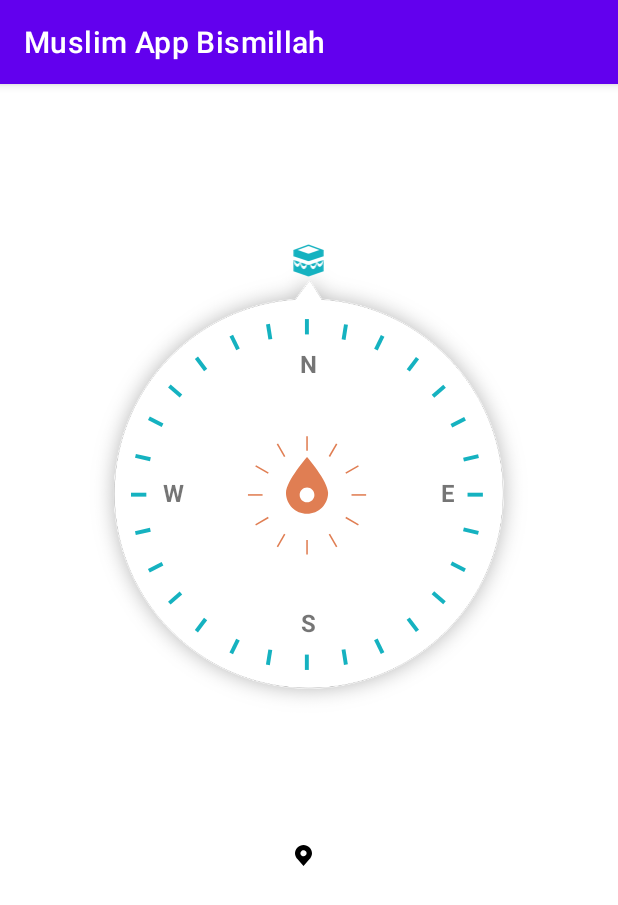
After one commit to Dokito555/Muslim_App_Bismillah, an Android app: the QiblaActivity screen opened directly, with no data from a screen before it, on a phone screen of 412 x 824 dp. The commit adds this screen. Shown: the top 905 px of the screen. Run offline under Robolectric (Android 15) with nearby library versions, the phone set to English and light mode, and no system bars; our stand-ins replace data binding.

Commit message:
compass layout

```diff
--- a/app/src/main/java/blue/umbrella/muslimappbismillah/MainActivity.kt
+++ b/app/src/main/java/blue/umbrella/muslimappbismillah/ui/MainActivity.kt
@@ -1,7 +1,8 @@
-package blue.umbrella.muslimappbismillah
+package blue.umbrella.muslimappbismillah.ui
 
 import androidx.appcompat.app.AppCompatActivity
 import android.os.Bundle
+import blue.umbrella.muslimappbismillah.R
 
 class MainActivity : AppCompatActivity() {
     override fun onCreate(savedInstanceState: Bundle?) {
--- /dev/null
+++ b/app/src/main/java/blue/umbrella/muslimappbismillah/ui/QiblaActivity.kt
@@ -0,0 +1,12 @@
+package blue.umbrella.muslimappbismillah.ui
+
+import androidx.appcompat.app.AppCompatActivity
+import android.os.Bundle
+import blue.umbrella.muslimappbismillah.R
+
+class QiblaActivity : AppCompatActivity() {
+    override fun onCreate(savedInstanceState: Bundle?) {
+        super.onCreate(savedInstanceState)
+        setContentView(R.layout.activity_qibla)
+    }
+}
--- a/app/src/main/java/blue/umbrella/muslimappbismillah/SplashActivity.kt
+++ b/app/src/main/java/blue/umbrella/muslimappbismillah/ui/SplashActivity.kt
@@ -1,10 +1,10 @@
-package blue.umbrella.muslimappbismillah
+package blue.umbrella.muslimappbismillah.ui
 
 import android.content.Intent
 import androidx.appcompat.app.AppCompatActivity
 import android.os.Bundle
 import android.os.Handler
-import androidx.appcompat.app.ActionBar
+import blue.umbrella.muslimappbismillah.R
 
 class SplashActivity : AppCompatActivity() {
     override fun onCreate(savedInstanceState: Bundle?) {
--- /dev/null
+++ b/app/src/main/res/drawable-v24/ic_caaba.xml
@@ -0,0 +1,9 @@
+<vector android:height="31.058823dp" android:viewportHeight="792"
+    android:viewportWidth="612" android:width="24dp" xmlns:android="http://schemas.android.com/apk/res/android">
+    <path android:fillColor="@color/color_primary" android:pathData="M398.466,494.142c19.891,-7.027 35.914,-31.914 43.738,-63.67l-95.334,32.08C359.001,488.128 378.187,501.304 398.466,494.142z"/>
+    <path android:fillColor="@color/color_primary" android:pathData="M513.403,453.972c19.559,-6.914 35.371,-31.068 43.342,-62.039l-94.291,31.729C474.585,448.405 493.497,461.017 513.403,453.972z"/>
+    <path android:fillColor="@color/color_primary" android:pathData="M213.567,494.142c20.252,7.162 39.457,-6.014 51.574,-31.594l-95.34,-32.082C177.632,462.222 193.663,487.118 213.567,494.142z"/>
+    <path android:fillColor="@color/color_primary" android:pathData="M98.589,453.972c19.949,7.045 38.832,-5.566 50.973,-30.314l-94.291,-31.73C63.224,422.897 79.036,447.058 98.589,453.972z"/>
+    <path android:fillColor="@color/color_primary" android:pathData="M514.614,506.491c-30.715,10.857 -59.119,-24.125 -64.695,-78.611l-0.656,0.223c2.713,55.324 -18.967,107.732 -49.586,118.563c-31.002,10.953 -59.617,-24.748 -64.84,-80.059l-28.824,9.695l-28.816,-9.695c-5.223,55.311 -33.852,91.006 -64.83,80.055c-30.66,-10.832 -52.344,-63.248 -49.619,-118.572l-0.66,-0.221c-5.576,54.492 -33.979,89.477 -64.701,78.619c-30.332,-10.732 -51.885,-62.32 -49.631,-117.096l-8.852,-2.977v199.896l267.113,89.904l267.113,-89.904V386.415l-8.852,2.977C566.528,444.167 544.97,495.755 514.614,506.491z"/>
+    <path android:fillColor="@color/color_primary" android:pathData="M38.718,212.884l0.176,0.059V320.81l267.115,89.906L573.12,320.81V212.938l0.158,-0.055l-267.27,-97.102L38.718,212.884zM306.013,276.831L113.22,211.989l192.793,-70.041l192.779,70.041L306.013,276.831z"/>
+</vector>
--- /dev/null
+++ b/app/src/main/res/drawable-v24/ic_compass_arrow.xml
@@ -0,0 +1,4 @@
+<vector android:height="200dp" android:viewportHeight="595.28"
+    android:viewportWidth="595.28" android:width="200dp" xmlns:android="http://schemas.android.com/apk/res/android">
+    <path android:fillColor="#E07E53" android:pathData="M294.917,247.434c0,0 -29.281,33.58 -29.281,49.751c0,16.172 13.109,29.281 29.281,29.281s29.281,-13.109 29.281,-29.281C324.198,281.014 294.917,247.434 294.917,247.434zM294.917,310.586c-5.661,0 -10.25,-4.589 -10.25,-10.25c0,-5.66 4.589,-10.25 10.25,-10.25s10.25,4.589 10.25,10.25C305.167,305.997 300.578,310.586 294.917,310.586z"/>
+</vector>
--- /dev/null
+++ b/app/src/main/res/drawable-v24/ic_compass_titik.xml
@@ -0,0 +1,43 @@
+<vector android:height="200dp" android:viewportHeight="595.28"
+    android:viewportWidth="595.28" android:width="200dp" xmlns:android="http://schemas.android.com/apk/res/android">
+    <path android:fillColor="@color/color_primary" android:pathData="M518.148,297.243h21.331v5.461h-21.331z"/>
+    <path android:fillColor="@color/color_primary" android:pathData="M292,55.741h5.461v21.333h-5.461z"/>
+    <path android:fillColor="@color/color_primary" android:pathData="M346.378,62.763l5.395,0.854l-3.336,21.071l-5.395,-0.854z"/>
+    <path android:fillColor="@color/color_primary" android:pathData="M397.626,77.96l4.909,2.395l-9.352,19.174l-4.909,-2.395z"/>
+    <path android:fillColor="@color/color_primary" android:pathData="M446.366,108.324l4.362,3.287l-12.838,17.037l-4.362,-3.287z"/>
+    <path android:fillColor="@color/color_primary" android:pathData="M484.396,147.079l3.583,4.122l-16.099,13.994l-3.583,-4.122z"/>
+    <path android:fillColor="@color/color_primary" android:pathData="M513.432,191.904l2.479,4.866l-19.009,9.683l-2.479,-4.866z"/>
+    <path android:fillColor="@color/color_primary" android:pathData="M532.772,243.765l1.228,5.321l-20.786,4.795l-1.228,-5.321z"/>
+    <path android:fillColor="@color/color_primary" android:pathData="M291.911,522.391h5.461v21.334h-5.461z"/>
+    <path android:fillColor="@color/color_primary" android:pathData="M342.923,515.641l5.395,-0.854l3.336,21.071l-5.395,0.854z"/>
+    <path android:fillColor="@color/color_primary" android:pathData="M388.188,502.341l4.909,-2.395l9.352,19.174l-4.909,2.395z"/>
+    <path android:fillColor="@color/color_primary" android:pathData="M433.439,474.077l4.362,-3.287l12.838,17.037l-4.362,3.287z"/>
+    <path android:fillColor="@color/color_primary" android:pathData="M468.188,438.373l3.583,-4.122l16.099,13.994l-3.583,4.122z"/>
+    <path android:fillColor="@color/color_primary" android:pathData="M494.349,397.906l2.479,-4.866l19.009,9.683l-2.479,4.866z"/>
+    <path android:fillColor="@color/color_primary" android:pathData="M511.875,350.897l1.227,-5.32l20.786,4.795l-1.227,5.32z"/>
+    <path android:fillColor="@color/color_primary" android:pathData="M56.792,356.187l-1.227,-5.32l20.786,-4.795l1.227,5.32z"/>
+    <path android:fillColor="@color/color_primary" android:pathData="M50.071,297.242h21.331v5.461h-21.331z"/>
+    <path android:fillColor="@color/color_primary" android:pathData="M243.157,537.152l-5.395,-0.855l3.341,-21.071l5.395,0.855z"/>
+    <path android:fillColor="@color/color_primary" android:pathData="M191.93,521.98l-4.909,-2.395l9.352,-19.174l4.909,2.395z"/>
+    <path android:fillColor="@color/color_primary" android:pathData="M143.171,491.639l-4.362,-3.287l12.838,-17.037l4.362,3.287z"/>
+    <path android:fillColor="@color/color_primary" android:pathData="M105.167,452.852l-3.583,-4.121l16.1,-13.997l3.583,4.121z"/>
+    <path android:fillColor="@color/color_primary" android:pathData="M76.125,408.076l-2.478,-4.865l19.007,-9.683l2.478,4.865z"/>
+    <path android:fillColor="@color/color_primary" android:pathData="M77.667,248.086l-1.227,5.32l-20.786,-4.795l1.227,-5.32z"/>
+    <path android:fillColor="@color/color_primary" android:pathData="M246.607,83.356l-5.395,0.854l-3.336,-21.071l5.395,-0.854z"/>
+    <path android:fillColor="@color/color_primary" android:pathData="M201.368,96.65l-4.909,2.395l-9.352,-19.174l4.909,-2.395z"/>
+    <path android:fillColor="@color/color_primary" android:pathData="M156.099,124.891l-4.362,3.287l-12.838,-17.037l4.362,-3.287z"/>
+    <path android:fillColor="@color/color_primary" android:pathData="M121.342,160.615l-3.583,4.122l-16.099,-13.994l3.583,-4.122z"/>
+    <path android:fillColor="@color/color_primary" android:pathData="M95.227,201.078l-2.479,4.866l-19.009,-9.683l2.479,-4.866z"/>
+    <path android:fillColor="#E07E53" android:pathData="M293.833,218.574h2.167v20.333h-2.167z"/>
+    <path android:fillColor="#E07E53" android:pathData="M335.208,228.741l1.876,1.083l-10.167,17.609l-1.876,-1.083z"/>
+    <path android:fillColor="#E07E53" android:pathData="M365.856,258.876l1.084,1.876l-17.605,10.173l-1.084,-1.876z"/>
+    <path android:fillColor="#E07E53" android:pathData="M356.765,299.253h20.334v2.166h-20.334z"/>
+    <path android:fillColor="#E07E53" android:pathData="M264.775,246.368l-1.876,1.083l-10.167,-17.609l1.876,-1.083z"/>
+    <path android:fillColor="#E07E53" android:pathData="M241.608,269.06l-1.084,1.876l-17.605,-10.173l1.084,-1.876z"/>
+    <path android:fillColor="#E07E53" android:pathData="M212.735,299.253h20.334v2.166h-20.334z"/>
+    <path android:fillColor="#E07E53" android:pathData="M293.834,362.847h2.166v20.334h-2.166z"/>
+    <path android:fillColor="#E07E53" android:pathData="M325.041,355.392l1.876,-1.084l10.173,17.605l-1.876,1.084z"/>
+    <path android:fillColor="#E07E53" android:pathData="M348.229,332.695l1.084,-1.875l17.604,10.178l-1.084,1.875z"/>
+    <path android:fillColor="#E07E53" android:pathData="M254.627,373.021l-1.876,-1.083l10.167,-17.609l1.876,1.083z"/>
+    <path android:fillColor="#E07E53" android:pathData="M223.973,342.873l-1.084,-1.876l17.605,-10.173l1.084,1.876z"/>
+</vector>
--- a/app/src/main/res/drawable/box1.xml
+++ b/app/src/main/res/drawable/box1.xml
@@ -3,7 +3,7 @@
     android:shape="rectangle">
 
     <solid
-        android:color="@color/main_color"/>
+        android:color="@color/color_primary"/>
 
     <corners
         android:radius="8dp"/>
--- a/app/src/main/res/layout/activity_main.xml
+++ b/app/src/main/res/layout/activity_main.xml
@@ -5,7 +5,7 @@
     android:layout_width="match_parent"
     android:layout_height="match_parent"
     android:background="@color/background_color"
-    tools:context=".MainActivity">
+    tools:context=".ui.MainActivity">
 
     <LinearLayout
         android:layout_width="match_parent"
@@ -15,7 +15,7 @@
         <RelativeLayout
             android:layout_width="match_parent"
             android:layout_height="220dp"
-            android:background="@color/main_color">
+            android:background="@color/color_primary">
 
             <LinearLayout
                 android:layout_width="match_parent"
--- /dev/null
+++ b/app/src/main/res/layout/activity_qibla.xml
@@ -0,0 +1,142 @@
+<?xml version="1.0" encoding="utf-8"?>
+<layout xmlns:android="http://schemas.android.com/apk/res/android"
+    xmlns:app="http://schemas.android.com/apk/res-auto"
+    xmlns:tools="http://schemas.android.com/tools">
+
+    <androidx.coordinatorlayout.widget.CoordinatorLayout
+        android:layout_width="match_parent"
+        android:layout_height="wrap_content"
+        tools:context=".ui.QiblaActivity">
+
+        <com.google.android.material.appbar.AppBarLayout
+            android:id="@+id/app_bar"
+            android:layout_width="match_parent"
+            android:layout_height="wrap_content"
+            android:stateListAnimator="@animator/appbar_elevation"
+            android:theme="@style/Theme.MuslimApp.AppBarOverlay"/>
+
+        <androidx.appcompat.widget.Toolbar
+            android:id="@+id/toolbar"
+            android:layout_width="match_parent"
+            android:layout_height="?attr/actionBarSize"/>
+
+        <!--1 missing-->
+        <androidx.constraintlayout.widget.ConstraintLayout
+            android:layout_width="match_parent"
+            android:layout_height="match_parent"
+            app:layout_behavior="@string/appbar_scrolling_view_behavior">
+
+            <FrameLayout
+                android:id="@+id/compass"
+                android:layout_width="match_parent"
+                android:layout_height="wrap_content"
+                app:layout_constraintBottom_toBottomOf="parent"
+                app:layout_constraintEnd_toEndOf="parent"
+                app:layout_constraintStart_toStartOf="parent"
+                app:layout_constraintTop_toTopOf="parent"
+                app:layout_constraintVertical_bias="0.24000001">
+
+                <FrameLayout
+                    android:id="@+id/caaba_compass"
+                    android:layout_width="340dp"
+                    android:layout_height="340dp"
+                    android:layout_gravity="center">
+
+                    <ImageView
+                        style="@style/BackgroundCompass"
+                        android:layout_width="300dp"
+                        android:layout_height="300dp"
+                        tools:ignore="ContentDescription" />
+
+                    <ImageView
+                        android:id="@+id/caaba"
+                        android:layout_width="30dp"
+                        android:layout_height="30dp"
+                        android:layout_gravity="top|center_horizontal"
+                        android:src="@drawable/ic_caaba"
+                        tools:ignore="ContentDescription" />
+
+                </FrameLayout>
+
+                <FrameLayout
+                    android:id="@+id/indicator"
+                    android:layout_width="285dp"
+                    android:layout_height="285dp"
+                    android:layout_gravity="center">
+
+                    <ImageView
+                        android:layout_width="match_parent"
+                        android:layout_height="match_parent"
+                        android:layout_gravity="center"
+                        android:src="@drawable/ic_compass_titik"/>
+
+                    <TextView
+                        android:layout_width="wrap_content"
+                        android:layout_height="wrap_content"
+                        android:layout_gravity="center_horizontal|top"
+                        android:text="@string/north"
+                        android:textSize="16sp"
+                        android:layout_marginTop="45dp"
+                        android:textStyle="bold"/>
+
+                    <TextView
+                        android:layout_width="wrap_content"
+                        android:layout_height="wrap_content"
+                        android:layout_gravity="center_horizontal|bottom"
+                        android:text="@string/south"
+                        android:layout_marginBottom="45dp"
+                        android:textSize="16dp"
+                        android:textStyle="bold"/>
+
+                    <TextView
+                        android:layout_width="wrap_content"
+                        android:layout_height="wrap_content"
+                        android:layout_gravity="center_vertical|start"
+                        android:text="@string/west"
+                        android:textSize="16sp"
+                        android:textStyle="bold"
+                        android:layout_marginStart="45dp"/>
+
+                    <TextView
+                        android:layout_width="wrap_content"
+                        android:layout_height="wrap_content"
+                        android:layout_gravity="center_vertical|end"
+                        android:text="@string/east"
+                        android:textStyle="bold"
+                        android:textSize="16sp"
+                        android:layout_marginEnd="45dp"/>
+
+                </FrameLayout>
+
+                <ImageView
+                    android:id="@+id/arrow_compass"
+                    android:layout_width="285dp"
+                    android:layout_height="285dp"
+                    android:layout_gravity="center"
+                    android:src="@drawable/ic_compass_arrow"
+                    tools:ignore="ContentDescription"/>
+
+            </FrameLayout>
+
+            <TextView
+                android:id="@+id/province"
+                android:layout_width="wrap_content"
+                android:layout_height="wrap_content"
+                android:gravity="center"
+                android:textSize="16sp"
+                android:textStyle="bold"
+                app:layout_constraintBottom_toBottomOf="parent"
+                app:layout_constraintEnd_toEndOf="parent"
+                app:layout_constraintStart_toStartOf="parent"
+                app:layout_constraintTop_toBottomOf="@+id/compass"
+                app:layout_constraintVertical_bias="0.19999999"
+                android:drawableStart="@drawable/ic_location"
+                android:drawablePadding="8dp"
+                android:drawableTint="@color/black"
+                tools:text="Jakarta" />
+
+        </androidx.constraintlayout.widget.ConstraintLayout>
+
+    </androidx.coordinatorlayout.widget.CoordinatorLayout>
+
+</layout>
--- a/app/src/main/res/layout/activity_splash.xml
+++ b/app/src/main/res/layout/activity_splash.xml
@@ -4,28 +4,28 @@
     xmlns:tools="http://schemas.android.com/tools"
     android:layout_width="match_parent"
     android:layout_height="match_parent"
-    android:background="@color/main_color"
-    tools:context=".SplashActivity">
+    android:background="@color/color_primary"
+    tools:context=".ui.SplashActivity">
 
     <LinearLayout
         android:layout_width="match_parent"
         android:layout_height="match_parent"
-        android:orientation="vertical"
-        android:gravity="center">
+        android:gravity="center"
+        android:orientation="vertical">
 
         <ImageView
             android:layout_width="92dp"
             android:layout_height="70dp"
-            android:src="@drawable/dummylogo"/>
+            android:src="@drawable/dummylogo" />
 
         <TextView
             android:layout_width="wrap_content"
             android:layout_height="wrap_content"
+            android:layout_marginTop="10dp"
+            android:fontFamily="@font/poppins_medium"
             android:text="Muslim App"
-            android:fontFamily="@font/poppins_medium"
             android:textColor="@color/white"
-            android:textSize="16sp"
-            android:layout_marginTop="10dp"/>
+            android:textSize="16sp" />
 
     </LinearLayout>
 
--- a/app/src/main/res/values-night/themes.xml
+++ b/app/src/main/res/values-night/themes.xml
@@ -13,4 +13,7 @@
         <item name="android:statusBarColor" tools:targetApi="l">?attr/colorPrimaryVariant</item>
         <!-- Customize your theme here. -->
     </style>
+
+    <style name="Theme.MuslimApp.AppBarOverlay" parent="Theme.MaterialComponents.DayNight.NoActionBar" />
+
 </resources>
--- a/app/src/main/res/values/colors.xml
+++ b/app/src/main/res/values/colors.xml
@@ -7,7 +7,7 @@
     <color name="teal_700">#FF018786</color>
     <color name="black">#FF000000</color>
     <color name="white">#FFFFFFFF</color>
-    <color name="main_color">#15B2C0</color>
+    <color name="color_primary">#15B2C0</color>
     <color name="background_color">#F6F6F6</color>
     <color name="gray">#A9ADB2</color>
 </resources>
--- a/app/src/main/res/values/strings.xml
+++ b/app/src/main/res/values/strings.xml
@@ -4,4 +4,11 @@
     <string name="kurikulum_kepalestinaan">Sejak akhir abad ke-19, wilayah yang disengketakan di Timur Tengah sering menjadi tempat bentrokan dan masing-masing bangsa berusaha mempertahankan wilayahnya sendiri.</string>
     <string name="konsultasi_syariah_desc">Banyak dari masyarakat yang masih ragu dan bingung tentang hukum dari jual beli saham syariah</string>
     <string name="undang_ustadz_desc">Undang ustadz untuk medengar kajian-kajian yang disampaikan oleh ustadz-ustadz seputar keislaman</string>
+
+    <string name="north">N</string>
+    <string name="south">S</string>
+    <string name="west">W</string>
+    <string name="east">E</string>
+
+    <string name="appbar_scrolling_view_behavior" translatable="false">com.google.android.material.appbar.AppBarLayout$ScrollingViewBehavior</string>
 </resources>
--- a/app/src/main/res/values/themes.xml
+++ b/app/src/main/res/values/themes.xml
@@ -13,4 +13,14 @@
         <item name="android:statusBarColor" tools:targetApi="l">?attr/colorPrimaryVariant</item>
         <!-- Customize your theme here. -->
     </style>
+
+    <style name="Theme.MuslimApp.AppBarOverlay" parent="Theme.MaterialComponents.Light.DarkActionBar">
+        <item name="android:background">@color/white</item>
+    </style>
+
+    <style name="BackgroundCompass">
+        <item name="android:layout_gravity">center</item>
+        <item name="android:src">@drawable/compass_background</item>
+    </style>
+
 </resources>
```
Also changed, not shown: app/src/main/AndroidManifest.xml (+6 -5 lines), app/src/main/res/animator/appbar_elevation.xml (added, +12 -0 lines), app/src/main/res/drawable-v24/compass_background.png (added), app/src/main/res/drawable-v24/compass_background_dark.png (added).
